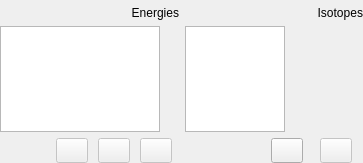
usnistgov/qpx-gamma, file gui/analysis/widget_isotopes.ui: the form before one commit.
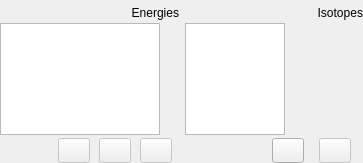
The form after the commit. Icons and pictures are not drawn.

```diff
--- a/gui/analysis/widget_isotopes.ui
+++ b/gui/analysis/widget_isotopes.ui
@@ -38,6 +38,9 @@
    </property>
    <item row="0" column="0">
     <layout class="QVBoxLayout" name="verticalLayout_2">
+     <property name="spacing">
+      <number>3</number>
+     </property>
      <property name="sizeConstraint">
       <enum>QLayout::SetMaximumSize</enum>
      </property>
@@ -96,6 +99,9 @@
      </item>
      <item>
       <layout class="QHBoxLayout" name="editEnergiesLayout">
+       <property name="spacing">
+        <number>3</number>
+       </property>
        <property name="sizeConstraint">
         <enum>QLayout::SetMaximumSize</enum>
        </property>
@@ -244,6 +250,9 @@
    </item>
    <item row="0" column="1">
     <layout class="QVBoxLayout" name="verticalLayout">
+     <property name="spacing">
+      <number>3</number>
+     </property>
      <property name="sizeConstraint">
       <enum>QLayout::SetMaximumSize</enum>
      </property>
@@ -290,6 +299,9 @@
      </item>
      <item>
       <layout class="QHBoxLayout" name="editIsotopesLayout">
+       <property name="spacing">
+        <number>3</number>
+       </property>
        <item>
         <spacer name="spacer2">
          <property name="orientation">
```
